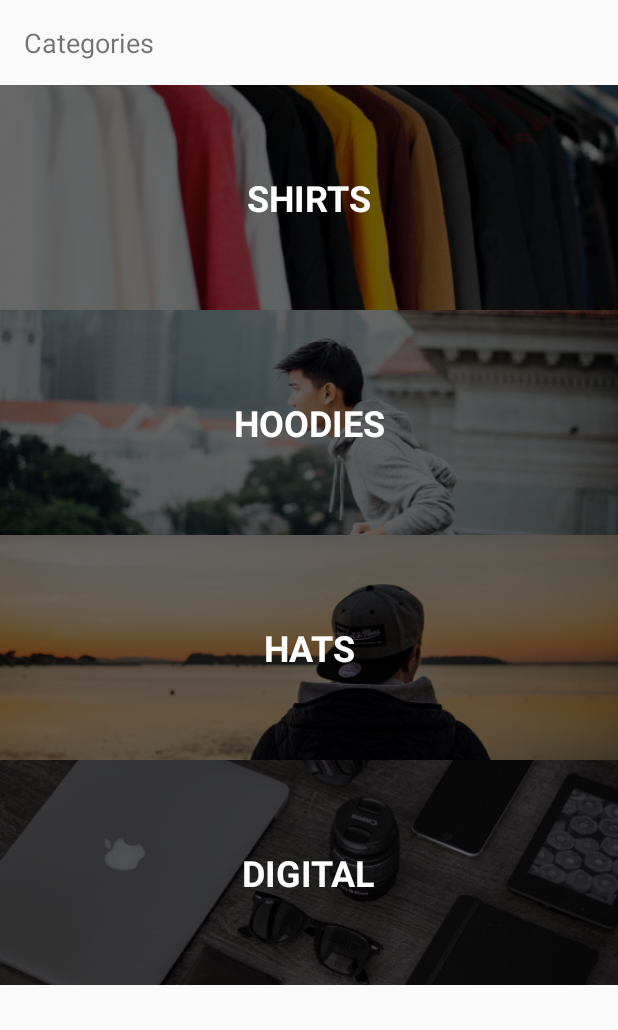
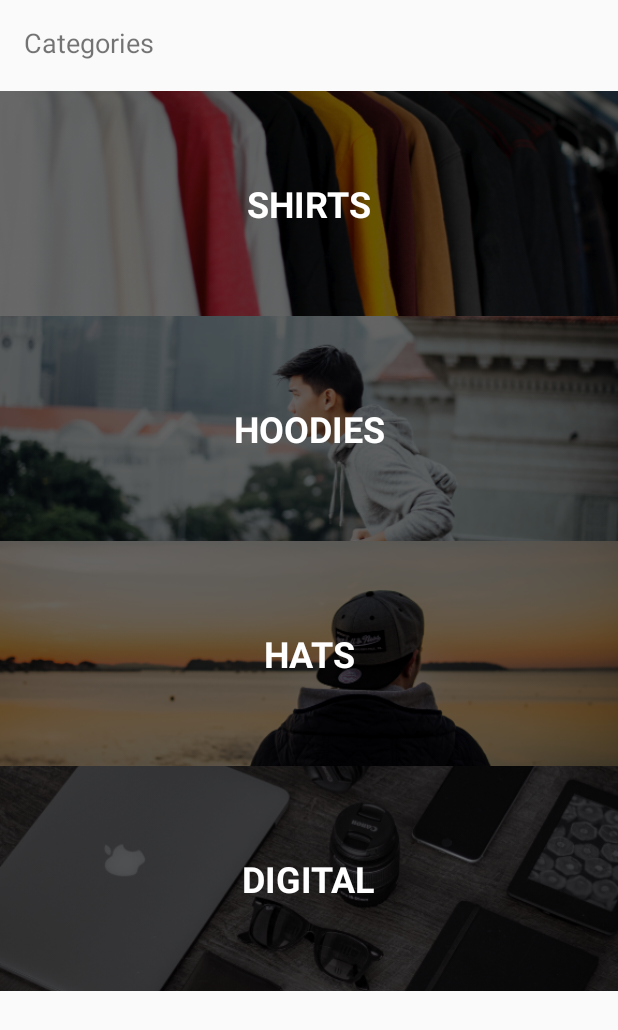
Before and after one commit to muh-azharudheen/CoderSwag, an Android app: the screen it shows after launch (MainActivity), on a phone screen of 412 x 824 dp. Shown: the top 1030 px of the screen. Run offline under Robolectric (Android 15) with nearby library versions, the phone set to English and light mode, and no system bars.

Commit message:
lesson-04

```diff
--- a/app/src/main/java/com/azharudhen/coderswag/Adapters/CategoryAdapter.kt
+++ b/app/src/main/java/com/azharudhen/coderswag/Adapters/CategoryAdapter.kt
@@ -1,6 +1,7 @@
 package com.azharudhen.coderswag.Adapters
 
 import android.content.Context
+import android.media.Image
 import android.view.LayoutInflater
 import android.view.View
 import android.view.ViewGroup
@@ -21,14 +22,24 @@ class CategoryAdapter  (context: Context, categories: List<Category>): BaseAdapt
 
     override fun getView(position: Int, convertView: View?, parent: ViewGroup?): View {
         val categoryView: View
+        val holder: ViewHolder
 
-        categoryView = LayoutInflater.from(context).inflate(R.layout.category_list_item, null)
-        val categoryImage: ImageView = categoryView.findViewById(R.id.categoryImage)
-        val categoryName : TextView = categoryView.findViewById(R.id.categoryName)
+        if (convertView == null){
+            categoryView = LayoutInflater.from(context).inflate(R.layout.category_list_item, null)
+            holder = ViewHolder()
+            holder.categoryImage = categoryView.findViewById(R.id.categoryImage)
+            holder.categoryName = categoryView.findViewById(R.id.categoryName)
+            categoryView.tag = holder
+
+        } else {
+            holder = convertView.tag as ViewHolder
+            categoryView = convertView
+        }
+
         val category = categories[position]
         val resourceId = context.resources.getIdentifier(category.image,"drawable",context.packageName)
-        categoryImage.setImageResource(resourceId)
-        categoryName.text = category.title
+        holder.categoryImage?.setImageResource(resourceId)
+        holder.categoryName?.text = category.title
 
         return  categoryView
     }
@@ -47,3 +58,8 @@ class CategoryAdapter  (context: Context, categories: List<Category>): BaseAdapt
 
 
 }
+
+private class ViewHolder{
+    var categoryImage : ImageView? = null
+    var categoryName: TextView? = null
+}
--- a/app/src/main/res/layout/activity_main.xml
+++ b/app/src/main/res/layout/activity_main.xml
@@ -23,7 +23,7 @@
         android:layout_height="0dp"
         android:layout_marginEnd="0dp"
         android:layout_marginStart="0dp"
-        android:layout_marginTop="16dp"
+        android:layout_marginTop="20dp"
         app:layout_constraintBottom_toBottomOf="parent"
         app:layout_constraintEnd_toEndOf="parent"
         app:layout_constraintHorizontal_bias="0.0"
```
